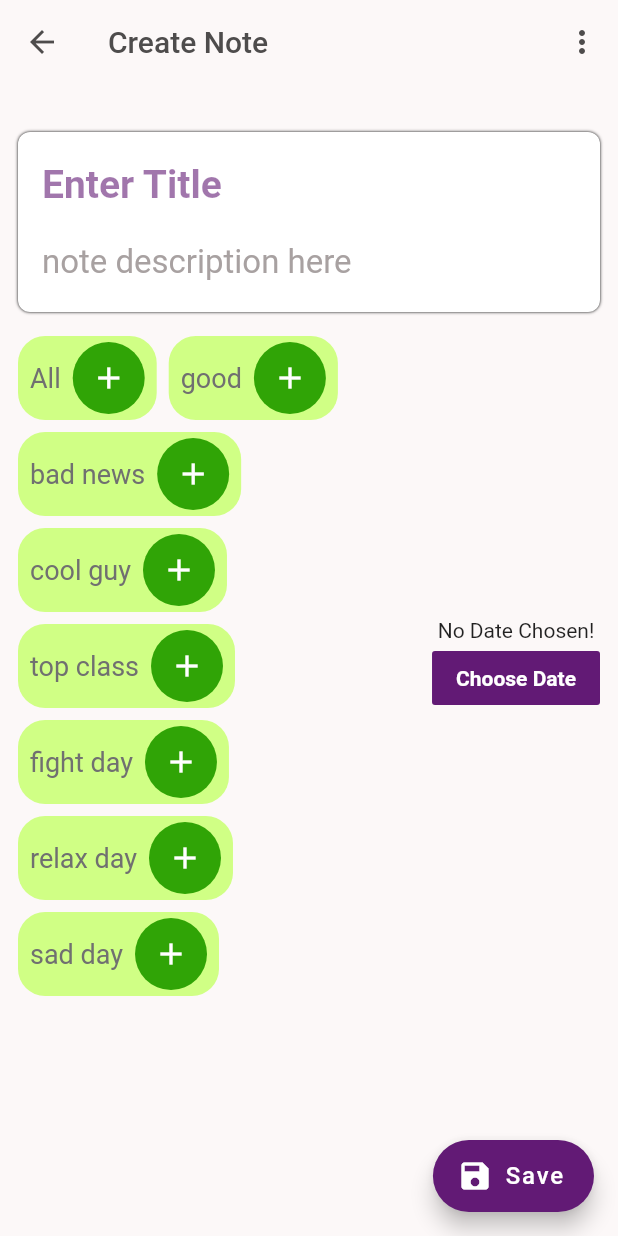
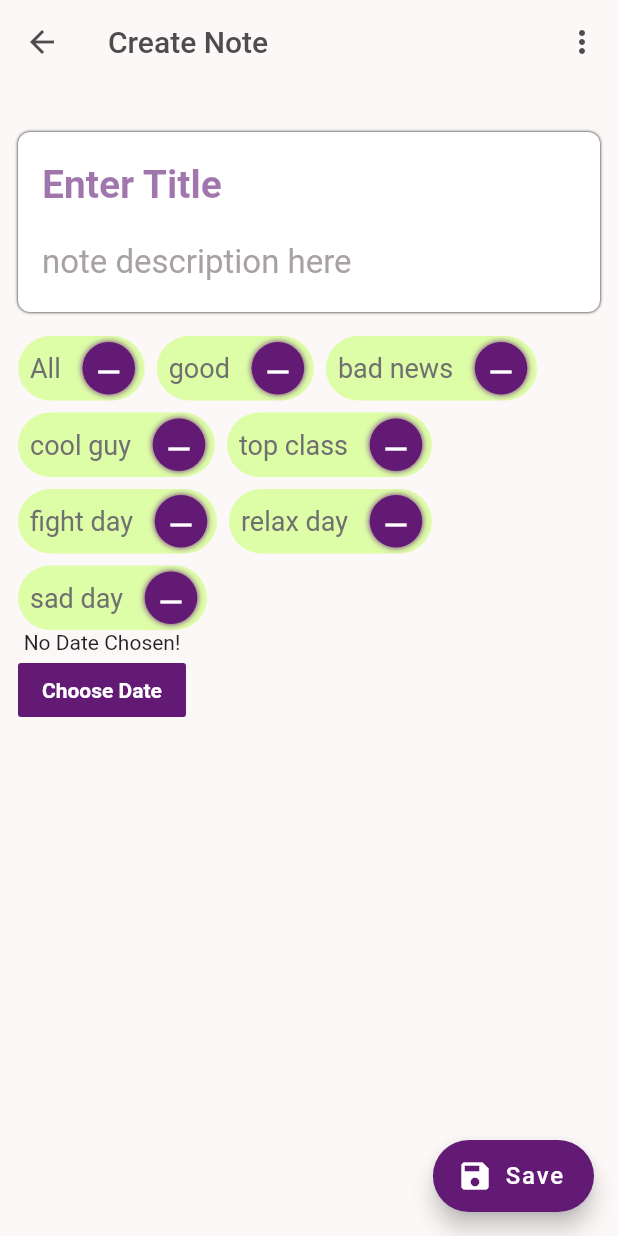
Before and after one commit to AkashDeveloper8758/moomi-reflection, a Flutter app: the screen it shows after launch, after a tap on the "add" icon, on a phone screen of 412 x 824 dp. Run offline on Flutter 3.47's test engine with Material 2 defaults, Android fonts, the phone set to English and light mode, and no system bars; Roboto replaces fonts that are missing (Rubic).

Commit message:
corredted tags with color change

```diff
--- a/lib/custom/list_container.dart
+++ b/lib/custom/list_container.dart
@@ -23,6 +23,7 @@ class ListContainer extends StatelessWidget {
             ],
           )
     : ListView(
+      shrinkWrap: true,
             children: notes.map((tx) => ListContainerItem(
                   key: ValueKey(tx.id),
                   note: tx,
--- a/lib/custom/tags.dart
+++ b/lib/custom/tags.dart
@@ -10,21 +10,21 @@ class Tags extends StatefulWidget {
 }
 
 class _TagsState extends State<Tags> {
-bool taped = false ;
+  bool taped = false;
 
-_taped() {
-  setState(() {
-  taped = !taped;
-  });
-}
+  _taped() {
+    setState(() {
+      taped = !taped;
+    });
+  }
 
   @override
   Widget build(BuildContext context) {
     return Container(
-      padding: EdgeInsets.symmetric(horizontal: 8, vertical: 4),
+      padding: EdgeInsets.only(left: 8, top: 4, bottom: 4, right: 0),
       decoration: BoxDecoration(
-          color: Theme.of(context).accentColor,
-          borderRadius: BorderRadius.circular(18)),
+          color: Theme.of(context).accentColor.withOpacity(.7),
+          borderRadius: BorderRadius.circular(28)),
       child: Row(
         mainAxisSize: MainAxisSize.min,
         children: <Widget>[
@@ -34,14 +34,22 @@ _taped() {
           ),
           Container(
             margin: EdgeInsets.only(left: 8),
+            height: 35,
+            alignment: Alignment.center,
             decoration: BoxDecoration(
-                shape: BoxShape.circle, color: MyColors.greenCustom),
+                shape: BoxShape.circle,
+                color: taped?MyColors.greenCustom:Theme.of(context).primaryColor,
+                boxShadow: [
+                  BoxShadow(blurRadius: 3, color:taped?MyColors.greenCustom:Theme.of(context).primaryColor)
+                ]),
             child: IconButton(
+              iconSize: 24,
+              // alignment: Alignment.topCenter,
+              icon: Icon(
+                taped?Icons.add:Icons.remove,
+                color: Colors.white,
+              ),
               onPressed: _taped,
-              icon: Icon(
-                Icons.add,
-                color: taped ? Colors.red : Colors.white,
-              ),
             ),
           ),
         ],
--- a/lib/screens/edit_new_creen.dart
+++ b/lib/screens/edit_new_creen.dart
@@ -42,9 +42,9 @@ class _NewEditScreenState extends State<NewEditScreen> {
   }
 
   void _submitData() {
-    if (_descriptionController.text.isEmpty) {
-      return;
-    }
+    // if (_descriptionController.text.isEmpty) {
+    //   return;
+    // }
     final enterdTitle = _titleController.text;
     final enterdDiscription = _descriptionController.text;
 
@@ -156,24 +156,21 @@ class _NewEditScreenState extends State<NewEditScreen> {
           ),
           Container(
             margin: EdgeInsets.only(top: 16),
-            child: Row(
+            child: Column(
+              mainAxisSize: MainAxisSize.min,
+              crossAxisAlignment: CrossAxisAlignment.start,
               children: <Widget>[
-                Expanded(
-                  child: Wrap(
+                Wrap(
                   spacing: 8,
                   runSpacing: 8,
                   children: tagsWidgetList,
                 ),
-                ),
                 Column(
                   children: <Widget>[
-                    Expanded(
-                      flex: 0,
-                      child: Text(
+                    Text(
                       _selectedDate == null
                           ? 'No Date Chosen!'
                           : 'Picked Date: ${DateFormat.yMd().format(_selectedDate)}',
-                      ),
                     ),
                     FlatButton(
                       color: Theme.of(context).primaryColor,
```
Lines whose indentation alone changed are shown as unchanged.
